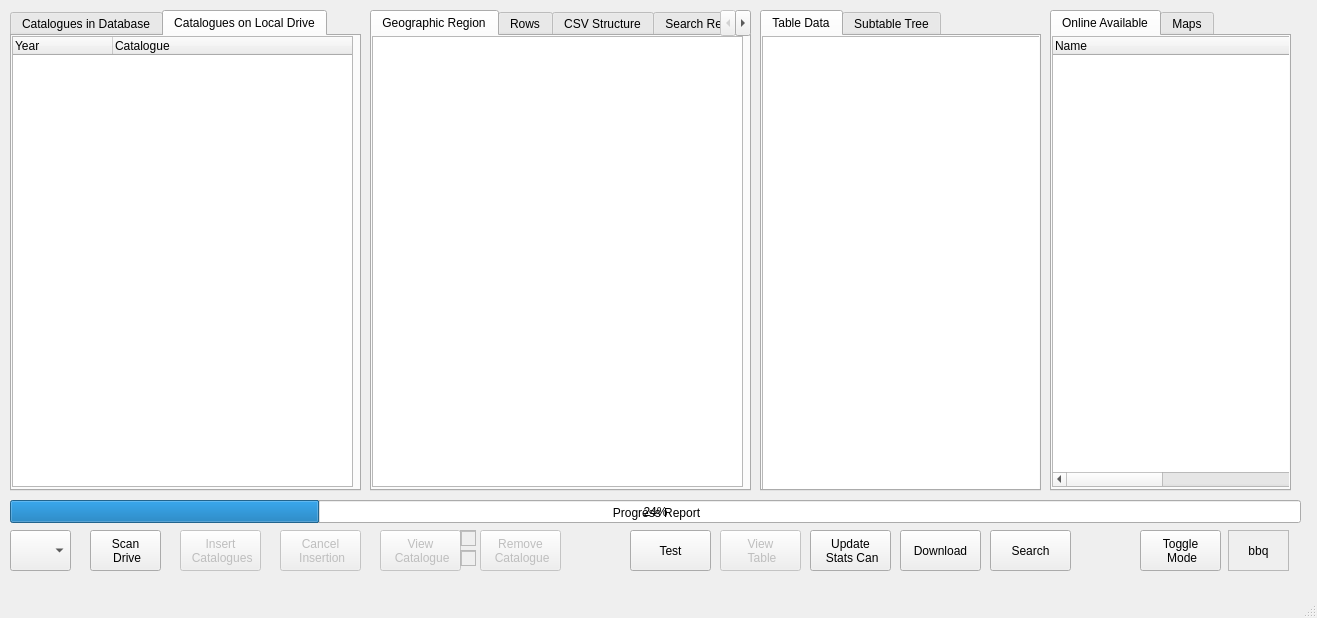
This is mainwindow.ui in JBs197/SCDA-Explorer as Qt 5 draws it before an edit. The edited form follows.
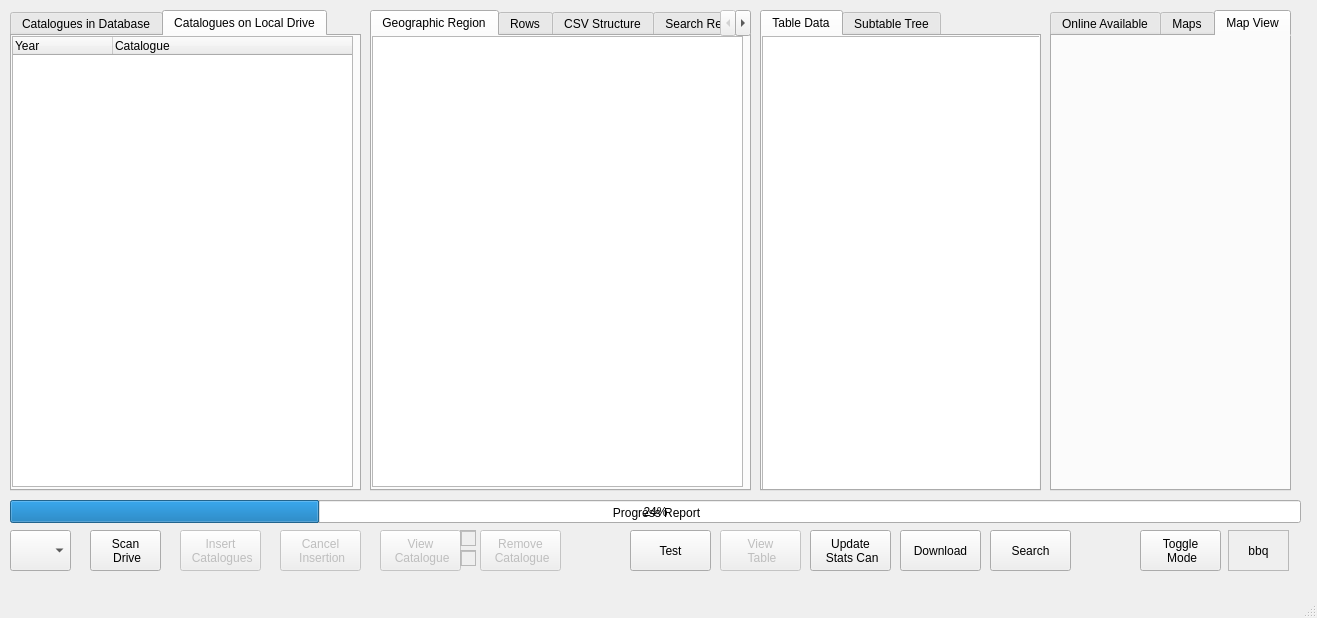
This is the edited form.

What changed in the file:
```diff
--- a/mainwindow.ui
+++ b/mainwindow.ui
@@ -449,7 +449,7 @@
      </rect>
     </property>
     <property name="currentIndex">
-     <number>0</number>
+     <number>2</number>
     </property>
     <widget class="QWidget" name="tab">
      <attribute name="title">
@@ -468,7 +468,7 @@
        <number>2</number>
       </property>
       <attribute name="headerVisible">
-       <bool>true</bool>
+       <bool>false</bool>
       </attribute>
       <attribute name="headerMinimumSectionSize">
        <number>100</number>
@@ -511,6 +511,24 @@
       </column>
      </widget>
     </widget>
+    <widget class="QWidget" name="tab_3">
+     <attribute name="title">
+      <string>Map View</string>
+     </attribute>
+     <widget class="QLabel" name="label_maps">
+      <property name="geometry">
+       <rect>
+        <x>0</x>
+        <y>0</y>
+        <width>231</width>
+        <height>451</height>
+       </rect>
+      </property>
+      <property name="text">
+       <string/>
+      </property>
+     </widget>
+    </widget>
    </widget>
    <widget class="QPushButton" name="pB_usc">
     <property name="geometry">
```
